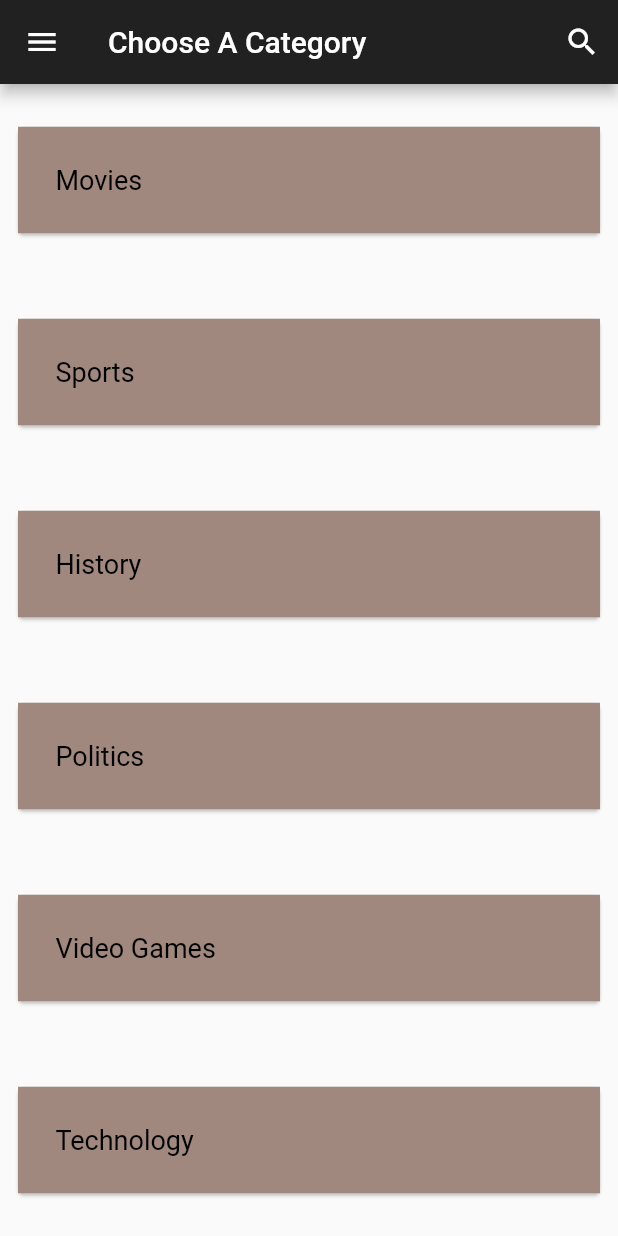
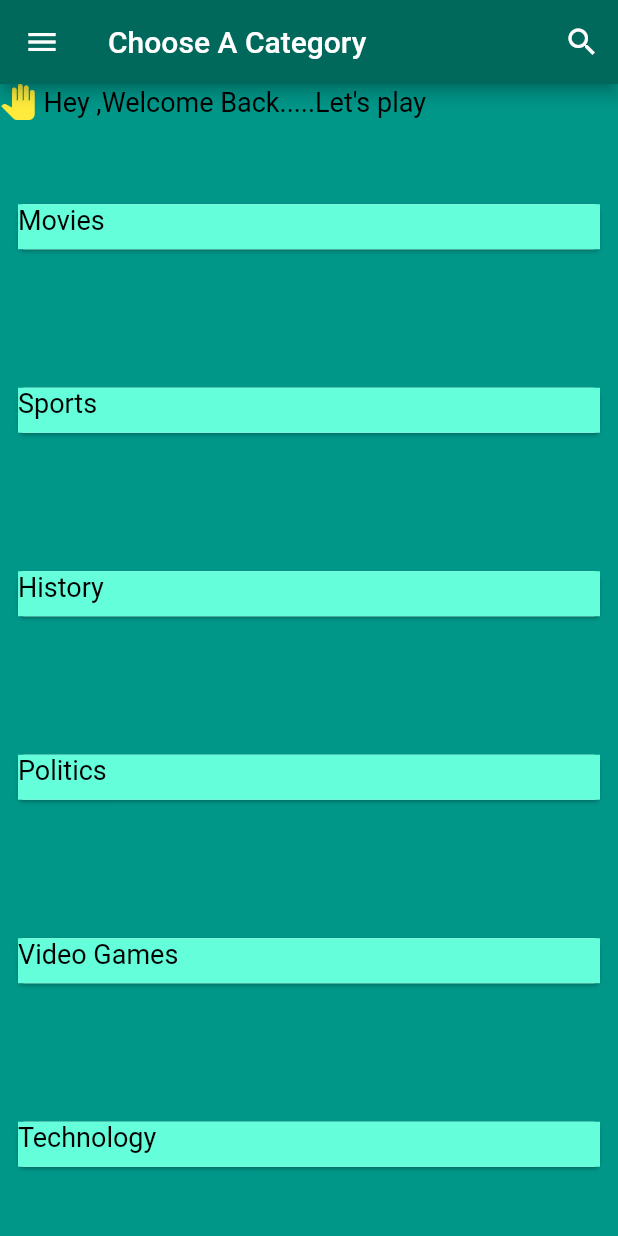
Before and after one commit to SyedMizbahuddin/Flutter-Quiz-App, a Flutter app: the screen it shows after launch, on a phone screen of 412 x 824 dp. Run offline on Flutter 3.47's test engine with Material 2 defaults, Android fonts, the phone set to English and light mode, and no system bars.

Commit message:
Changed category boxes

```diff
--- a/lib/main.dart
+++ b/lib/main.dart
@@ -7,7 +7,12 @@ void main() {
 }
 
 class MyApp extends StatelessWidget {
-  var catSize = 18.0;
+  var catFontSize = 18.0;
+  var catWidthSize = double.infinity;
+  var catHeightSize = 30.0;
+  var catBoxColor = Colors.tealAccent;
+  var drawerColor = Colors.teal.shade300;
+
   @override
   Widget build(BuildContext context) {
     return MaterialApp(
@@ -18,7 +23,7 @@ class MyApp extends StatelessWidget {
             Container(
               width: double.infinity,
               height: 150.0,
-              color: Colors.grey.shade600,
+              color: Colors.teal.shade500,
               padding: EdgeInsets.fromLTRB(0, 110.0, 0, 0),
               child: Text(
                 'Username',
@@ -35,7 +40,7 @@ class MyApp extends StatelessWidget {
                 print('Profile Clicked');
               },
               child: ListTile(
-                tileColor: Colors.grey.shade300,
+                tileColor: drawerColor,
                 leading: Icon(
                   Icons.person,
                   color: Colors.black,
@@ -54,7 +59,7 @@ class MyApp extends StatelessWidget {
                 print('Statistics Clicked');
               },
               child: ListTile(
-                tileColor: Colors.grey.shade300,
+                tileColor: drawerColor,
                 leading: Icon(
                   Icons.insert_chart,
                   color: Colors.black,
@@ -73,7 +78,7 @@ class MyApp extends StatelessWidget {
                 print('Settings Clicked');
               },
               child: ListTile(
-                tileColor: Colors.grey.shade300,
+                tileColor: drawerColor,
                 leading: Icon(
                   Icons.settings,
                   color: Colors.black,
@@ -90,7 +95,7 @@ class MyApp extends StatelessWidget {
           ]),
         ),
         appBar: AppBar(
-          backgroundColor: Colors.grey.shade900,
+          backgroundColor: Colors.teal.shade800,
           title: Text(
             'Choose A Category',
             textAlign: TextAlign.center,
@@ -112,10 +117,34 @@ class MyApp extends StatelessWidget {
           ],
         ),
         body: SafeArea(
+          child: Container(
+            color: Colors.teal.shade500,
             child: Column(
                 mainAxisAlignment: MainAxisAlignment.start,
                 crossAxisAlignment: CrossAxisAlignment.stretch,
                 children: <Widget>[
+                  Row(
+                    children: <Widget>[
+                      Icon(
+                        Icons.pan_tool,
+                        color: Colors.yellow,
+                        //size: 10.0,
+                      ),
+                      SizedBox(
+                        width: 5.0,
+                      ),
+                      Text(
+                        'Hey ,Welcome Back.....Let\'s play',
+                        style: TextStyle(
+                          fontSize: catFontSize,
+                          color: Colors.black,
+                        ),
+                      ),
+                    ],
+                  ),
+                  SizedBox(
+                    height: 10.0,
+                  ),
                   Expanded(
                     child: TextButton(
                       onPressed: () {
@@ -123,14 +152,15 @@ class MyApp extends StatelessWidget {
                       },
                       child: Card(
                         child: Container(
-                        width: double.infinity,
-                        padding: EdgeInsets.all(25.0),
-                        color: Colors.brown.shade300,
+                          height: catHeightSize,
+                          width: catWidthSize,
+                          //padding: EdgeInsets.all(25.0),
+                          color: catBoxColor,
                           child: Text(
                             'Movies',
                             style: TextStyle(
                               color: Colors.black,
-                            fontSize: catSize,
+                              fontSize: catFontSize,
                             ),
                           ),
                         ),
@@ -144,14 +174,15 @@ class MyApp extends StatelessWidget {
                       },
                       child: Card(
                         child: Container(
-                        width: double.infinity,
-                        padding: EdgeInsets.all(25.0),
-                        color: Colors.brown.shade300,
+                          height: catHeightSize,
+                          width: catWidthSize,
+                          //padding: EdgeInsets.all(25.0),
+                          color: catBoxColor,
                           child: Text(
                             'Sports',
                             style: TextStyle(
                               color: Colors.black,
-                            fontSize: catSize,
+                              fontSize: catFontSize,
                             ),
                           ),
                         ),
@@ -165,14 +196,15 @@ class MyApp extends StatelessWidget {
                       },
                       child: Card(
                         child: Container(
-                        width: double.infinity,
-                        padding: EdgeInsets.all(25.0),
-                        color: Colors.brown.shade300,
+                          height: catHeightSize,
+                          width: catWidthSize,
+                          //padding: EdgeInsets.all(25.0),
+                          color: catBoxColor,
                           child: Text(
                             'History',
                             style: TextStyle(
                               color: Colors.black,
-                            fontSize: catSize,
+                              fontSize: catFontSize,
                             ),
                           ),
                         ),
@@ -186,14 +218,15 @@ class MyApp extends StatelessWidget {
                       },
                       child: Card(
                         child: Container(
-                        width: double.infinity,
-                        padding: EdgeInsets.all(25.0),
-                        color: Colors.brown.shade300,
+                          height: catHeightSize,
+                          width: catWidthSize,
+                          //padding: EdgeInsets.all(25.0),
+                          color: catBoxColor,
                           child: Text(
                             'Politics',
                             style: TextStyle(
                               color: Colors.black,
-                            fontSize: catSize,
+                              fontSize: catFontSize,
                             ),
                           ),
                         ),
@@ -207,14 +240,15 @@ class MyApp extends StatelessWidget {
                       },
                       child: Card(
                         child: Container(
-                        width: double.infinity,
-                        padding: EdgeInsets.all(25.0),
-                        color: Colors.brown.shade300,
+                          height: catHeightSize,
+                          width: catWidthSize,
+                          //padding: EdgeInsets.all(25.0),
+                          color: catBoxColor,
                           child: Text(
                             'Video Games',
                             style: TextStyle(
                               color: Colors.black,
-                            fontSize: catSize,
+                              fontSize: catFontSize,
                             ),
                           ),
                         ),
@@ -228,14 +262,15 @@ class MyApp extends StatelessWidget {
                       },
                       child: Card(
                         child: Container(
-                        width: double.infinity,
-                        padding: EdgeInsets.all(25.0),
-                        color: Colors.brown.shade300,
+                          height: catHeightSize,
+                          width: catWidthSize,
+                          //padding: EdgeInsets.all(25.0),
+                          color: catBoxColor,
                           child: Text(
                             'Technology',
                             style: TextStyle(
                               color: Colors.black,
-                            fontSize: catSize,
+                              fontSize: catFontSize,
                             ),
                           ),
                         ),
@@ -245,6 +280,7 @@ class MyApp extends StatelessWidget {
                 ]),
           ),
         ),
+      ),
     );
   }
 }
```
Lines whose indentation alone changed are shown as unchanged.
